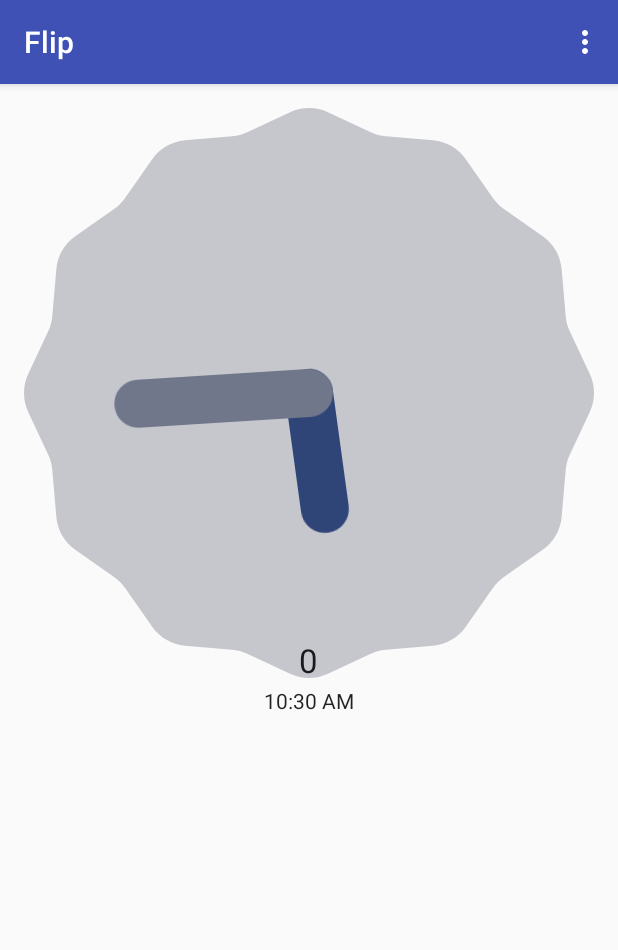
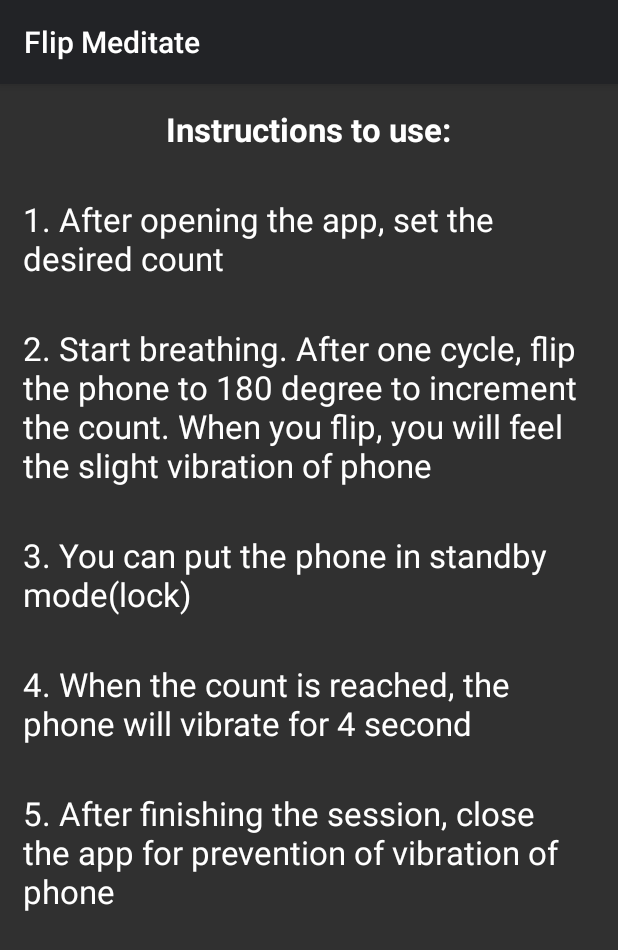
Before and after one commit to pramod0302/Flip, an Android app: the screen it shows after launch (MainActivity before the commit, HelpActivity after it), in the options menu, after a tap on "Help", on a phone screen of 412 x 824 dp. Shown: the top 950 px of the screen. Run offline under Robolectric (Android 15) with nearby library versions, the phone set to English and light mode, and no system bars.

Commit message:
Added the facility to run during lock mode and also some more options in the menu

```diff
--- a/app/src/main/AndroidManifest.xml
+++ b/app/src/main/AndroidManifest.xml
@@ -7,7 +7,7 @@
 
     <application
         android:allowBackup="true"
-        android:icon="@mipmap/ic_launcher"
+        android:icon="@drawable/meditation_sun"
         android:label="@string/app_name"
         android:supportsRtl="true"
         android:theme="@style/AppTheme">
@@ -18,6 +18,13 @@
                 <category android:name="android.intent.category.LAUNCHER" />
             </intent-filter>
         </activity>
+        <activity android:name=".HelpActivity">
+            <intent-filter>
+                <action android:name="android.intent.action.ACTION_DEFAULT" />
+
+                <category android:name="android.intent.category.INFO" />
+            </intent-filter>
+        </activity>
     </application>
 
 </manifest>
--- /dev/null
+++ b/app/src/main/java/com/example/pramod/flip/HelpActivity.java
@@ -0,0 +1,16 @@
+package com.example.pramod.flip;
+
+import android.os.Bundle;
+import android.support.v7.app.AppCompatActivity;
+
+/**
+ * Created by pramod on 11-07-2016.
+ */
+public class HelpActivity extends AppCompatActivity {
+    protected void onCreate(Bundle savedInstanceState) {
+        super.onCreate(savedInstanceState);
+
+        setContentView(R.layout.activity_help);
+    }
+
+}
--- a/app/src/main/java/com/example/pramod/flip/MainActivity.java
+++ b/app/src/main/java/com/example/pramod/flip/MainActivity.java
@@ -3,6 +3,7 @@ package com.example.pramod.flip;
 import android.app.AlertDialog;
 import android.content.Context;
 import android.content.DialogInterface;
+import android.content.Intent;
 import android.content.res.Configuration;
 import android.hardware.Sensor;
 import android.hardware.SensorEvent;
@@ -20,6 +21,7 @@ import android.widget.EditText;
 import android.widget.TextView;
 
 public class MainActivity extends AppCompatActivity implements SensorEventListener {
+    private static final String msg  = "MainActivity";
     private SensorManager sensorManager;
     private boolean color = false;
     private View view;
@@ -28,15 +30,19 @@ public class MainActivity extends AppCompatActivity implements SensorEventListen
     TextView countText;
     Vibrator v;
     Params param;
+    PowerManager pm;
+    PowerManager.WakeLock wl;
     @Override
     protected void onCreate(Bundle savedInstanceState) {
         super.onCreate(savedInstanceState);
+
+
         setContentView(R.layout.activity_main);
         countText = (TextView) findViewById(R.id.count_value);
         param = new Params();
 
-        PowerManager pm = (PowerManager) getSystemService(Context.POWER_SERVICE);
-        PowerManager.WakeLock wl = pm.newWakeLock(PowerManager.PARTIAL_WAKE_LOCK, "My Tag");
+        pm = (PowerManager) getSystemService(Context.POWER_SERVICE);
+        wl = pm.newWakeLock(PowerManager.PARTIAL_WAKE_LOCK, "My Tag");
         wl.acquire();
 
         // Get instance of Vibrator from current Context
@@ -47,6 +53,35 @@ public class MainActivity extends AppCompatActivity implements SensorEventListen
 
         lastTime = System.currentTimeMillis();
     }
+
+    /** Called when the activity is about to become visible. */
+    @Override
+    protected void onStart() {
+        super.onStart();
+        wl.acquire();
+    }
+
+    /** Called when the activity has become visible. */
+    @Override
+    protected void onResume() {
+        super.onResume();
+        wl.acquire();
+    }
+
+    /** Called when another activity is taking focus. */
+    @Override
+    protected void onPause() {
+        super.onPause();
+        wl.release();
+    }
+
+    /** Called when the activity is no longer visible. */
+    @Override
+    protected void onStop() {
+        super.onStop();
+        wl.release();
+    }
+
 
     @Override
     public boolean onCreateOptionsMenu(Menu menu) {
@@ -109,6 +144,8 @@ public class MainActivity extends AppCompatActivity implements SensorEventListen
                 dialog.show();
                 return true;
             case R.id.help:
+                Intent i = new Intent(getApplicationContext(),HelpActivity.class);
+                startActivity(i);
                 return true;
             default:
                 return super.onOptionsItemSelected(item);
--- /dev/null
+++ b/app/src/main/res/layout/activity_help.xml
@@ -0,0 +1,95 @@
+<?xml version="1.0" encoding="utf-8"?>
+<LinearLayout xmlns:android="http://schemas.android.com/apk/res/android"
+    android:orientation="vertical" android:layout_width="match_parent"
+    android:layout_height="wrap_content"
+    android:id="@+id/act_help">
+
+    <LinearLayout
+        android:orientation="horizontal"
+        android:layout_width="match_parent"
+        android:layout_height="wrap_content"
+        android:gravity="center_horizontal"
+        android:padding="15dp">
+
+        <TextView
+            android:layout_width="wrap_content"
+            android:layout_height="wrap_content"
+            android:textAppearance="?android:attr/textAppearanceLarge"
+            android:text="Instructions to use:"
+            android:id="@+id/textView"
+            android:textStyle="bold" />
+    </LinearLayout>
+
+    <LinearLayout
+        android:orientation="horizontal"
+        android:layout_width="match_parent"
+        android:layout_height="wrap_content"
+        android:padding="15dp"
+        android:layout_gravity="center_horizontal">
+
+        <TextView
+            android:layout_width="wrap_content"
+            android:layout_height="wrap_content"
+            android:textAppearance="?android:attr/textAppearanceLarge"
+            android:text="1. After opening the app, set the desired count"
+            android:id="@+id/textView2" />
+    </LinearLayout>
+
+    <LinearLayout
+        android:orientation="horizontal"
+        android:layout_width="match_parent"
+        android:layout_height="wrap_content"
+        android:padding="15dp">
+
+        <TextView
+            android:layout_width="wrap_content"
+            android:layout_height="wrap_content"
+            android:textAppearance="?android:attr/textAppearanceLarge"
+            android:text="2. Start breathing. After one cycle, flip the phone to 180 degree to increment the count. When you flip, you will feel the slight vibration of phone"
+            android:id="@+id/textView3" />
+    </LinearLayout>
+
+    <LinearLayout
+        android:orientation="horizontal"
+        android:layout_width="match_parent"
+        android:layout_height="wrap_content"
+        android:padding="15dp"
+        android:layout_gravity="center_horizontal">
+
+        <TextView
+            android:layout_width="wrap_content"
+            android:layout_height="wrap_content"
+            android:textAppearance="?android:attr/textAppearanceLarge"
+            android:text="3. You can put the phone in standby mode(lock)"
+            android:id="@+id/textView4" />
+    </LinearLayout>
+
+    <LinearLayout
+        android:orientation="horizontal"
+        android:layout_width="match_parent"
+        android:layout_height="wrap_content"
+        android:padding="15dp" >
+
+        <TextView
+            android:layout_width="wrap_content"
+            android:layout_height="wrap_content"
+            android:textAppearance="?android:attr/textAppearanceLarge"
+            android:text="4. When the count is reached, the phone will vibrate for 4 second"
+            android:id="@+id/textView5" />
+    </LinearLayout>
+
+    <LinearLayout
+        android:orientation="horizontal"
+        android:layout_width="match_parent"
+        android:layout_height="wrap_content"
+        android:padding="15dp" >
+
+        <TextView
+            android:layout_width="wrap_content"
+            android:layout_height="wrap_content"
+            android:textAppearance="?android:attr/textAppearanceLarge"
+            android:text="5. After finishing the session, close the app for prevention of vibration of phone"
+            android:id="@+id/textView6" />
+    </LinearLayout>
+
+</LinearLayout>
--- a/app/src/main/res/layout/activity_main.xml
+++ b/app/src/main/res/layout/activity_main.xml
@@ -7,7 +7,8 @@
     android:paddingLeft="@dimen/activity_horizontal_margin"
     android:paddingRight="@dimen/activity_horizontal_margin"
     android:paddingTop="@dimen/activity_vertical_margin"
-    tools:context="com.example.pramod.flip.MainActivity">
+    tools:context="com.example.pramod.flip.MainActivity"
+    android:touchscreenBlocksFocus="false">
 
     <LinearLayout
         android:orientation="horizontal"
--- a/app/src/main/res/values/colors.xml
+++ b/app/src/main/res/values/colors.xml
@@ -1,6 +1,6 @@
 <?xml version="1.0" encoding="utf-8"?>
 <resources>
-    <color name="colorPrimary">#3F51B5</color>
-    <color name="colorPrimaryDark">#303F9F</color>
+    <color name="colorPrimary">#222326</color>
+    <color name="colorPrimaryDark">#292b35</color>
     <color name="colorAccent">#FF4081</color>
 </resources>
--- a/app/src/main/res/values/strings.xml
+++ b/app/src/main/res/values/strings.xml
@@ -1,3 +1,3 @@
 <resources>
-    <string name="app_name">Flip</string>
+    <string name="app_name">Flip Meditate</string>
 </resources>
--- a/app/src/main/res/values/styles.xml
+++ b/app/src/main/res/values/styles.xml
@@ -1,7 +1,7 @@
 <resources>
 
     <!-- Base application theme. -->
-    <style name="AppTheme" parent="Theme.AppCompat.Light.DarkActionBar">
+    <style name="AppTheme" parent="Base.V21.Theme.AppCompat">
         <!-- Customize your theme here. -->
         <item name="colorPrimary">@color/colorPrimary</item>
         <item name="colorPrimaryDark">@color/colorPrimaryDark</item>
```
